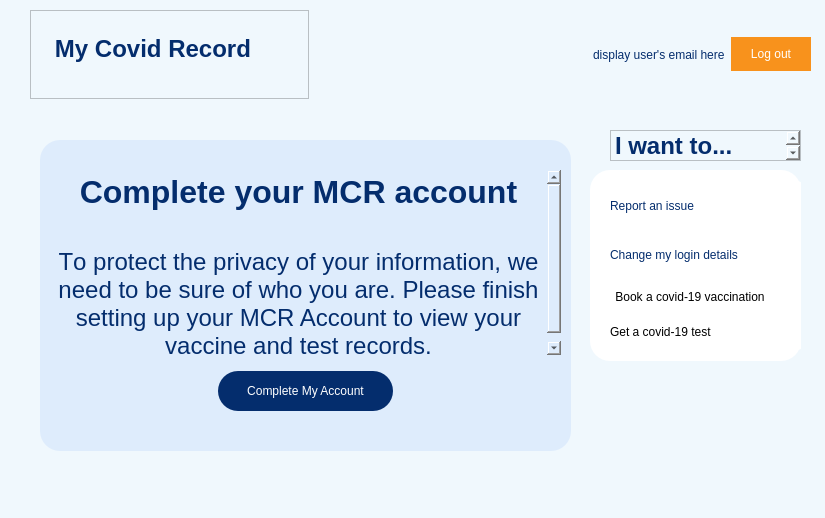
Above: MCR-app/mainwindow.ui from maria-gedye/QTapp before the change. Below: the same form after it.
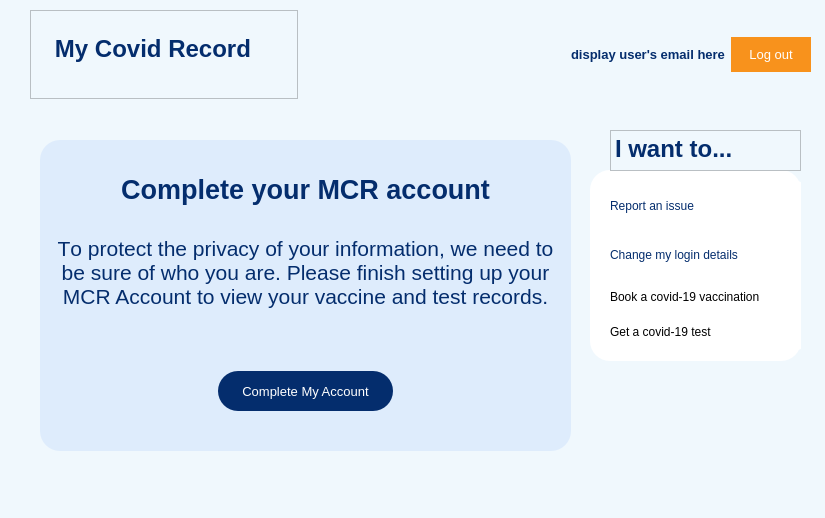
That is the form after the change. The open tabs and pages were chosen to show the change. Icons and pictures are not drawn.

Commit message: ui changes for windows platform

Patch:
```diff
--- a/MCR-app/mainwindow.ui
+++ b/MCR-app/mainwindow.ui
@@ -407,9 +407,9 @@
           <string>&lt;!DOCTYPE HTML PUBLIC &quot;-//W3C//DTD HTML 4.0//EN&quot; &quot;http://www.w3.org/TR/REC-html40/strict.dtd&quot;&gt;
 &lt;html&gt;&lt;head&gt;&lt;meta name=&quot;qrichtext&quot; content=&quot;1&quot; /&gt;&lt;style type=&quot;text/css&quot;&gt;
 p, li { white-space: pre-wrap; }
-&lt;/style&gt;&lt;/head&gt;&lt;body style=&quot; font-family:'.AppleSystemUIFont'; font-size:13pt; font-weight:400; font-style:normal;&quot;&gt;
-&lt;p style=&quot;-qt-paragraph-type:empty; margin-top:0px; margin-bottom:0px; margin-left:0px; margin-right:0px; -qt-block-indent:0; text-indent:0px;&quot;&gt;&lt;br /&gt;&lt;/p&gt;
-&lt;p style=&quot; margin-top:0px; margin-bottom:0px; margin-left:0px; margin-right:0px; -qt-block-indent:0; text-indent:0px;&quot;&gt;&lt;span style=&quot; font-size:18pt; font-weight:600; color:#042d6d;&quot;&gt;   My Covid Record&lt;/span&gt;&lt;/p&gt;&lt;/body&gt;&lt;/html&gt;</string>
+&lt;/style&gt;&lt;/head&gt;&lt;body style=&quot; font-family:'MS Shell Dlg 2'; font-size:8.25pt; font-weight:400; font-style:normal;&quot;&gt;
+&lt;p style=&quot;-qt-paragraph-type:empty; margin-top:0px; margin-bottom:0px; margin-left:0px; margin-right:0px; -qt-block-indent:0; text-indent:0px; font-family:'.AppleSystemUIFont'; font-size:13pt;&quot;&gt;&lt;br /&gt;&lt;/p&gt;
+&lt;p style=&quot; margin-top:0px; margin-bottom:0px; margin-left:0px; margin-right:0px; -qt-block-indent:0; text-indent:0px;&quot;&gt;&lt;span style=&quot; font-family:'.AppleSystemUIFont'; font-size:18pt; font-weight:600; color:#042d6d;&quot;&gt;   My Covid Record&lt;/span&gt;&lt;/p&gt;&lt;/body&gt;&lt;/html&gt;</string>
          </property>
         </widget>
        </item>
@@ -434,6 +434,13 @@
            <height>0</height>
           </size>
          </property>
+         <property name="font">
+          <font>
+           <pointsize>10</pointsize>
+           <weight>75</weight>
+           <bold>true</bold>
+          </font>
+         </property>
          <property name="styleSheet">
           <string notr="true">color: rgb(4, 45, 109);</string>
          </property>
@@ -450,6 +457,11 @@
            <height>20</height>
           </size>
          </property>
+         <property name="font">
+          <font>
+           <pointsize>10</pointsize>
+          </font>
+         </property>
          <property name="styleSheet">
           <string notr="true">background-color: rgb(248, 146, 28);
 color: rgb(255, 255, 255);
@@ -464,23 +476,6 @@
        </item>
       </layout>
      </widget>
-     <widget class="QTextBrowser" name="textBrowser_2subhead">
-      <property name="geometry">
-       <rect>
-        <x>590</x>
-        <y>130</y>
-        <width>191</width>
-        <height>31</height>
-       </rect>
-      </property>
-      <property name="html">
-       <string>&lt;!DOCTYPE HTML PUBLIC &quot;-//W3C//DTD HTML 4.0//EN&quot; &quot;http://www.w3.org/TR/REC-html40/strict.dtd&quot;&gt;
-&lt;html&gt;&lt;head&gt;&lt;meta name=&quot;qrichtext&quot; content=&quot;1&quot; /&gt;&lt;style type=&quot;text/css&quot;&gt;
-p, li { white-space: pre-wrap; }
-&lt;/style&gt;&lt;/head&gt;&lt;body style=&quot; font-family:'.AppleSystemUIFont'; font-size:13pt; font-weight:400; font-style:normal;&quot;&gt;
-&lt;p style=&quot; margin-top:0px; margin-bottom:0px; margin-left:0px; margin-right:0px; -qt-block-indent:0; text-indent:0px;&quot;&gt;&lt;span style=&quot; font-size:18pt; font-weight:600; color:#042d6d;&quot;&gt;I want to...&lt;/span&gt;&lt;/p&gt;&lt;/body&gt;&lt;/html&gt;</string>
-      </property>
-     </widget>
      <widget class="QFrame" name="frame">
       <property name="geometry">
        <rect>
@@ -518,6 +513,11 @@
             <height>60</height>
            </size>
           </property>
+          <property name="font">
+           <font>
+            <pointsize>10</pointsize>
+           </font>
+          </property>
           <property name="styleSheet">
            <string notr="true">background-color: rgb(4, 45, 109);
 color: rgb(255, 255, 255);
@@ -601,6 +601,17 @@
         </item>
         <item row="2" column="0" colspan="3">
          <widget class="QTextBrowser" name="textBrowser_2info">
+          <property name="minimumSize">
+           <size>
+            <width>509</width>
+            <height>184</height>
+           </size>
+          </property>
+          <property name="font">
+           <font>
+            <pointsize>16</pointsize>
+           </font>
+          </property>
           <property name="styleSheet">
            <string notr="true">background-color: rgb(222, 236, 252);</string>
           </property>
@@ -608,10 +619,10 @@
            <string>&lt;!DOCTYPE HTML PUBLIC &quot;-//W3C//DTD HTML 4.0//EN&quot; &quot;http://www.w3.org/TR/REC-html40/strict.dtd&quot;&gt;
 &lt;html&gt;&lt;head&gt;&lt;meta name=&quot;qrichtext&quot; content=&quot;1&quot; /&gt;&lt;style type=&quot;text/css&quot;&gt;
 p, li { white-space: pre-wrap; }
-&lt;/style&gt;&lt;/head&gt;&lt;body style=&quot; font-family:'.AppleSystemUIFont'; font-size:13pt; font-weight:400; font-style:normal;&quot;&gt;
-&lt;p align=&quot;center&quot; style=&quot; margin-top:0px; margin-bottom:0px; margin-left:0px; margin-right:0px; -qt-block-indent:0; text-indent:0px;&quot;&gt;&lt;span style=&quot; font-size:24pt; font-weight:600; color:#042d6d;&quot;&gt;Complete your MCR account&lt;/span&gt;&lt;/p&gt;
-&lt;p align=&quot;center&quot; style=&quot;-qt-paragraph-type:empty; margin-top:0px; margin-bottom:0px; margin-left:0px; margin-right:0px; -qt-block-indent:0; text-indent:0px; font-size:24pt; font-weight:600; color:#042d6d;&quot;&gt;&lt;br /&gt;&lt;/p&gt;
-&lt;p align=&quot;center&quot; style=&quot; margin-top:0px; margin-bottom:0px; margin-left:0px; margin-right:0px; -qt-block-indent:0; text-indent:0px;&quot;&gt;&lt;a name=&quot;docs-internal-guid-ca190dc1-7fff-7777-0632-bec823df1c19&quot;&gt;&lt;/a&gt;&lt;span style=&quot; font-family:'Arial'; font-size:18pt; color:#042d6d; background-color:transparent;&quot;&gt;T&lt;/span&gt;&lt;span style=&quot; font-family:'Arial'; font-size:18pt; color:#042d6d; background-color:transparent;&quot;&gt;o protect the privacy of your information, we need to be sure of who you are. Please finish setting up your MCR Account to view your vaccine and test records.&lt;/span&gt;&lt;/p&gt;&lt;/body&gt;&lt;/html&gt;</string>
+&lt;/style&gt;&lt;/head&gt;&lt;body style=&quot; font-family:'MS Shell Dlg 2'; font-size:16pt; font-weight:400; font-style:normal;&quot;&gt;
+&lt;p align=&quot;center&quot; style=&quot; margin-top:0px; margin-bottom:0px; margin-left:0px; margin-right:0px; -qt-block-indent:0; text-indent:0px;&quot;&gt;&lt;span style=&quot; font-family:'.AppleSystemUIFont'; font-size:20pt; font-weight:600; color:#042d6d;&quot;&gt;Complete your MCR account&lt;/span&gt;&lt;/p&gt;
+&lt;p align=&quot;center&quot; style=&quot;-qt-paragraph-type:empty; margin-top:0px; margin-bottom:0px; margin-left:0px; margin-right:0px; -qt-block-indent:0; text-indent:0px; font-family:'.AppleSystemUIFont'; font-size:20pt; font-weight:600; color:#042d6d;&quot;&gt;&lt;br /&gt;&lt;/p&gt;
+&lt;p align=&quot;center&quot; style=&quot; margin-top:0px; margin-bottom:0px; margin-left:0px; margin-right:0px; -qt-block-indent:0; text-indent:0px;&quot;&gt;&lt;a name=&quot;docs-internal-guid-ca190dc1-7fff-7777-0632-bec823df1c19&quot;&gt;&lt;/a&gt;&lt;span style=&quot; font-family:'Arial'; color:#042d6d; background-color:transparent;&quot;&gt;T&lt;/span&gt;&lt;span style=&quot; font-family:'Arial'; color:#042d6d; background-color:transparent;&quot;&gt;o protect the privacy of your information, we need to be sure of who you are. Please finish setting up your MCR Account to view your vaccine and test records.&lt;/span&gt;&lt;/p&gt;&lt;/body&gt;&lt;/html&gt;</string>
           </property>
          </widget>
         </item>
@@ -691,6 +702,9 @@
             <height>20</height>
            </size>
           </property>
+          <property name="styleSheet">
+           <string notr="true">text-align:left;</string>
+          </property>
           <property name="text">
            <string>Book a covid-19 vaccination</string>
           </property>
@@ -715,6 +729,34 @@
        </layout>
       </widget>
      </widget>
+     <widget class="QTextBrowser" name="textBrowser_3subhead_2">
+      <property name="geometry">
+       <rect>
+        <x>590</x>
+        <y>130</y>
+        <width>191</width>
+        <height>41</height>
+       </rect>
+      </property>
+      <property name="minimumSize">
+       <size>
+        <width>191</width>
+        <height>41</height>
+       </size>
+      </property>
+      <property name="font">
+       <font>
+        <pointsize>18</pointsize>
+       </font>
+      </property>
+      <property name="html">
+       <string>&lt;!DOCTYPE HTML PUBLIC &quot;-//W3C//DTD HTML 4.0//EN&quot; &quot;http://www.w3.org/TR/REC-html40/strict.dtd&quot;&gt;
+&lt;html&gt;&lt;head&gt;&lt;meta name=&quot;qrichtext&quot; content=&quot;1&quot; /&gt;&lt;style type=&quot;text/css&quot;&gt;
+p, li { white-space: pre-wrap; }
+&lt;/style&gt;&lt;/head&gt;&lt;body style=&quot; font-family:'MS Shell Dlg 2'; font-size:18pt; font-weight:400; font-style:normal;&quot;&gt;
+&lt;p style=&quot; margin-top:0px; margin-bottom:0px; margin-left:0px; margin-right:0px; -qt-block-indent:0; text-indent:0px;&quot;&gt;&lt;span style=&quot; font-family:'.AppleSystemUIFont'; font-weight:600; color:#042d6d;&quot;&gt;I want to...&lt;/span&gt;&lt;/p&gt;&lt;/body&gt;&lt;/html&gt;</string>
+      </property>
+     </widget>
     </widget>
     <widget class="QWidget" name="page_3Dash_Verified">
      <widget class="QFrame" name="frame_6">
```
Left out of the diff: 242 changed lines with no effect on the pictures. The commit also changes 7 other files.
